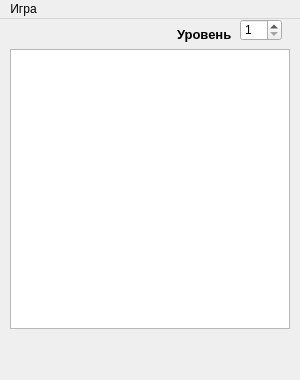
Old version of the form MainWin.ui in the repository kitsuldaniil/Chain_reaction.
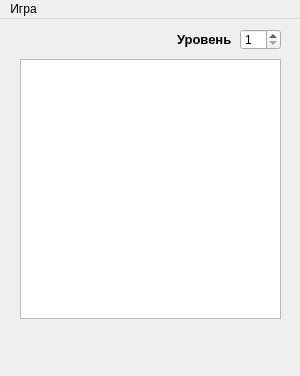
New version of the form. Icons and pictures are not drawn.

What changed in the file:
```diff
--- a/MainWin.ui
+++ b/MainWin.ui
@@ -7,7 +7,7 @@
     <x>0</x>
     <y>0</y>
     <width>300</width>
-    <height>380</height>
+    <height>376</height>
    </rect>
   </property>
   <property name="minimumSize">
@@ -33,22 +33,22 @@
    <widget class="QTableView" name="tableView">
     <property name="geometry">
      <rect>
-      <x>10</x>
-      <y>30</y>
-      <width>280</width>
-      <height>280</height>
+      <x>20</x>
+      <y>40</y>
+      <width>261</width>
+      <height>260</height>
      </rect>
     </property>
     <property name="minimumSize">
      <size>
       <width>260</width>
-      <height>280</height>
+      <height>260</height>
      </size>
     </property>
     <property name="maximumSize">
      <size>
       <width>280</width>
-      <height>280</height>
+      <height>260</height>
      </size>
     </property>
     <property name="iconSize">
@@ -74,9 +74,9 @@
     <property name="geometry">
      <rect>
       <x>240</x>
-      <y>0</y>
-      <width>42</width>
-      <height>22</height>
+      <y>10</y>
+      <width>41</width>
+      <height>21</height>
      </rect>
     </property>
     <property name="toolTip">
@@ -98,7 +98,7 @@
       <x>170</x>
       <y>0</y>
       <width>71</width>
-      <height>31</height>
+      <height>41</height>
      </rect>
     </property>
     <property name="text">
```
